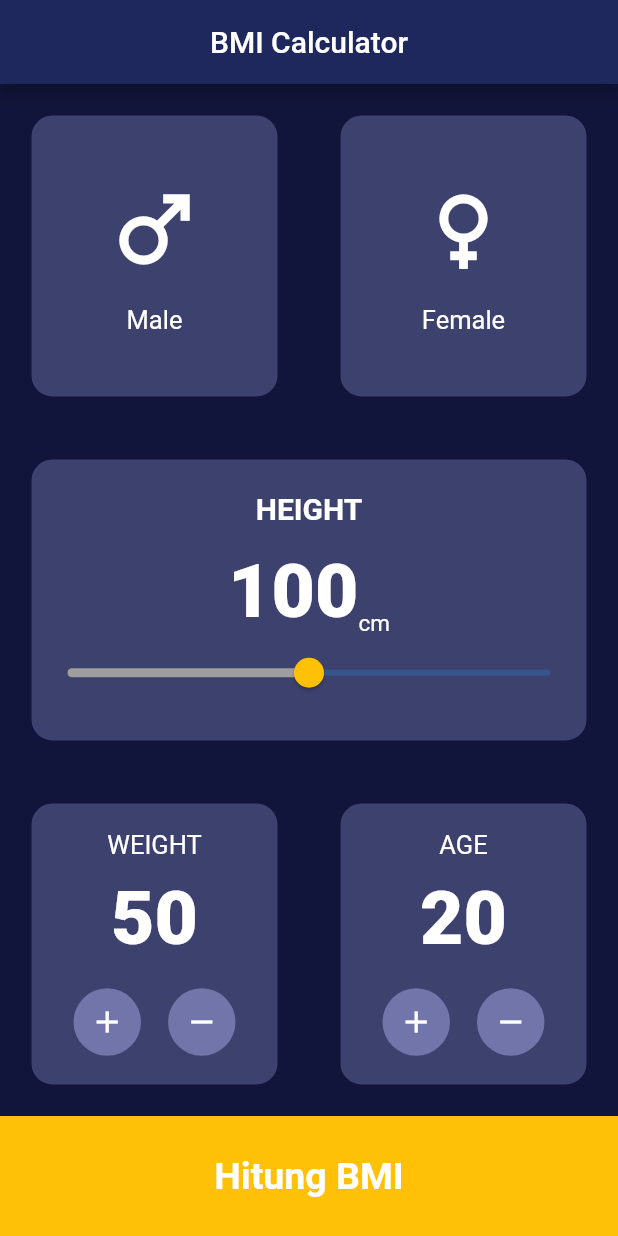
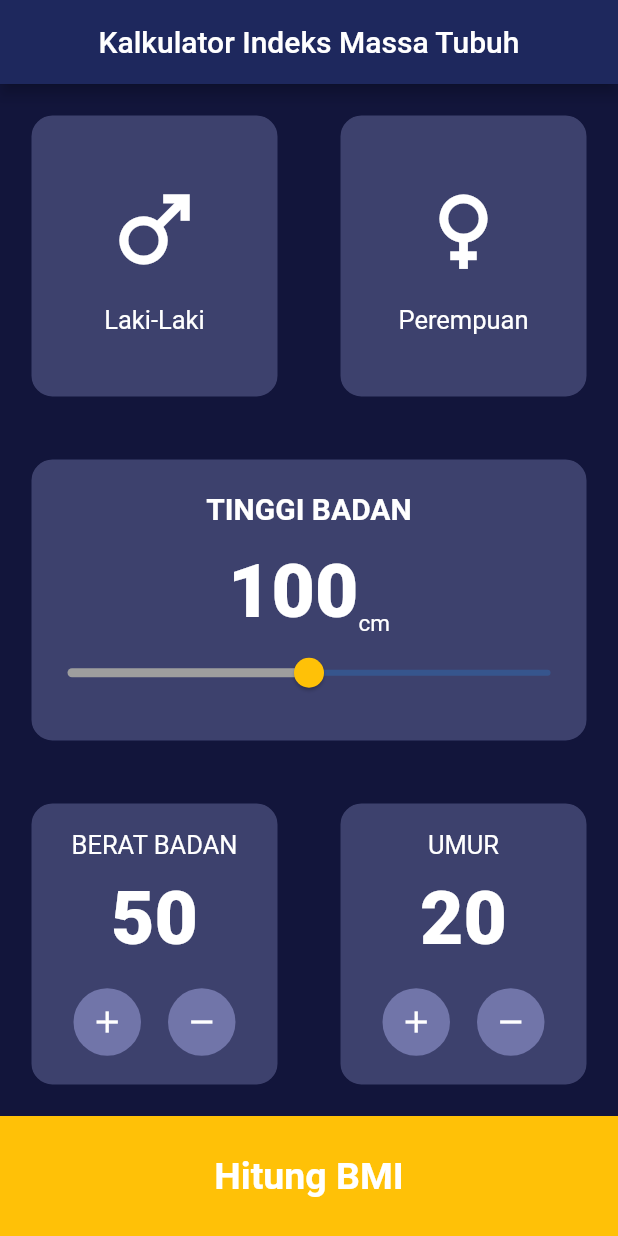
Before and after one commit to tobimaulana/BMI_FlutterProject, a Flutter app: the screen it shows after launch, on a phone screen of 412 x 824 dp. Run offline on Flutter 3.47's test engine with Material 2 defaults, Android fonts, the phone set to English and light mode, and no system bars.

Commit message:
Localization language (EN to ID) v2

```diff
--- a/lib/views/bmi_data_screen.dart
+++ b/lib/views/bmi_data_screen.dart
@@ -32,7 +32,7 @@ class _BmiDataScreenState extends State<BmiDataScreen> {
       backgroundColor: const Color(0xff12153B),
       appBar: AppBar(
         centerTitle: true,
-        title: const Text("BMI Calculator"),
+        title: const Text("Kalkulator Indeks Massa Tubuh"),
       ),
       body: Column(
         children: [
@@ -49,7 +49,7 @@ class _BmiDataScreenState extends State<BmiDataScreen> {
                         borderColor: (gender == "male") ? Colors.white : primaryBGColor,
                         child: const GenderIconText(
                           icon: Icons.male,
-                          title: "Male",
+                          title: "Laki-Laki",
                         ),
                       ),
                     ),
@@ -64,7 +64,7 @@ class _BmiDataScreenState extends State<BmiDataScreen> {
                   child: BmiCard(
                     borderColor: (gender == "female") ? Colors.white : primaryBGColor,
                     child: const GenderIconText(
-                        title: 'Female', icon: Icons.female
+                        title: 'Perempuan', icon: Icons.female
                     ),
                   ),
                 )
@@ -75,7 +75,7 @@ class _BmiDataScreenState extends State<BmiDataScreen> {
                 child: Column(
                   mainAxisAlignment: MainAxisAlignment.center,
                   children: [
-                    Text("HEIGHT",
+                    Text("TINGGI BADAN",
                     style: labelTextStyle.copyWith(
                       fontSize: 20,
                       fontWeight: FontWeight.bold
@@ -121,7 +121,7 @@ class _BmiDataScreenState extends State<BmiDataScreen> {
                       mainAxisAlignment: MainAxisAlignment.center,
                       children: [
                         Text(
-                          "WEIGHT",
+                          "BERAT BADAN",
                           style: labelTextStyle,),
                         const SizedBox(height: 10,),
                         Text("$weight",
@@ -176,7 +176,7 @@ class _BmiDataScreenState extends State<BmiDataScreen> {
                     mainAxisAlignment: MainAxisAlignment.center,
                     children: [
                       Text(
-                        "AGE",
+                        "UMUR",
                         style: labelTextStyle
                       ),
                       const SizedBox(height: 10),
--- a/lib/views/bmi_result_screen.dart
+++ b/lib/views/bmi_result_screen.dart
@@ -91,7 +91,7 @@ class BmiResultScreen extends StatelessWidget {
 
     return Scaffold(
       appBar: AppBar(
-        title: const Text("Hasil Hitung BMI"),
+        title: const Text("Hasil Hitung Indeks Massa Tubuh"),
       ),
       body: Column(children: [
         const Expanded(child: Center(
```
